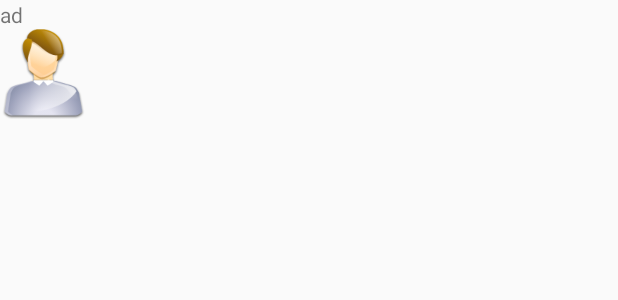
After one commit to mao6/FastDev, an Android app: the layout fss.xml on its own in the app's theme, with its tools: preview values and no code run, on a phone screen of 412 x 824 dp. The commit adds this screen. Shown: the top 300 px of the screen. Run offline under Robolectric (Android 15) with nearby library versions, the phone set to English and light mode, and no system bars.

```diff
--- /dev/null
+++ b/app/src/main/res/layout/fss.xml
@@ -0,0 +1,17 @@
+<?xml version="1.0" encoding="utf-8"?>
+<LinearLayout xmlns:android="http://schemas.android.com/apk/res/android"
+    android:orientation="vertical" android:layout_width="match_parent"
+    android:layout_height="match_parent">
+    <TextView
+        android:layout_width="wrap_content"
+        android:id="@+id/dd"
+        android:text="ad"
+        android:layout_height="wrap_content" />
+    <ImageView
+        android:layout_width="60dp"
+        android:layout_height="60dp"
+        android:src="@drawable/head1"
+        android:id="@+id/mark_avator"/>
+
+
+</LinearLayout>
--- a/app/src/main/res/layout/item_listview.xml
+++ b/app/src/main/res/layout/item_listview.xml
@@ -9,7 +9,7 @@
         android:layout_width="wrap_content"
         android:layout_height="wrap_content"
         android:singleLine="true"
-        android:text="Android新技能"
+        android:text="df"
         android:textColor="#444"
         android:textSize="16sp" />
 
@@ -21,7 +21,7 @@
         android:layout_marginTop="10dp"
         android:maxLines="2"
         android:minLines="1"
-        android:text="Android为ListView和GridView打造万能适配器"
+        android:text="as"
         android:textColor="#898989"
         android:textSize="16sp" />
 
--- a/app/src/main/res/values/colors.xml
+++ b/app/src/main/res/values/colors.xml
@@ -3,4 +3,10 @@
     <color name="colorPrimary">#3F51B5</color>
     <color name="colorPrimaryDark">#303F9F</color>
     <color name="colorAccent">#FF4081</color>
+    <color name="colorBackground">#4F9EF6</color>
+    <color name="colorLine">#FFFFFF</color>
+    <color name="mark_color">#FAF9F7</color>
+    <color name="backg">#74616C</color>
+    <color name="time">#DCDCDC</color>
+    <color name="text">#aaff0000</color>
 </resources>
```
Also changed, not shown: app/src/main/java/com/aomao/fastdev/MainActivity.java (+4 -3 lines), app/src/main/java/com/aomao/fastdev/MyAdapter.java (added, +72 -0 lines), app/src/main/res/layout/mark_item.xml (added, +8 -0 lines), app/src/main/res/drawable/head1.png (added).
